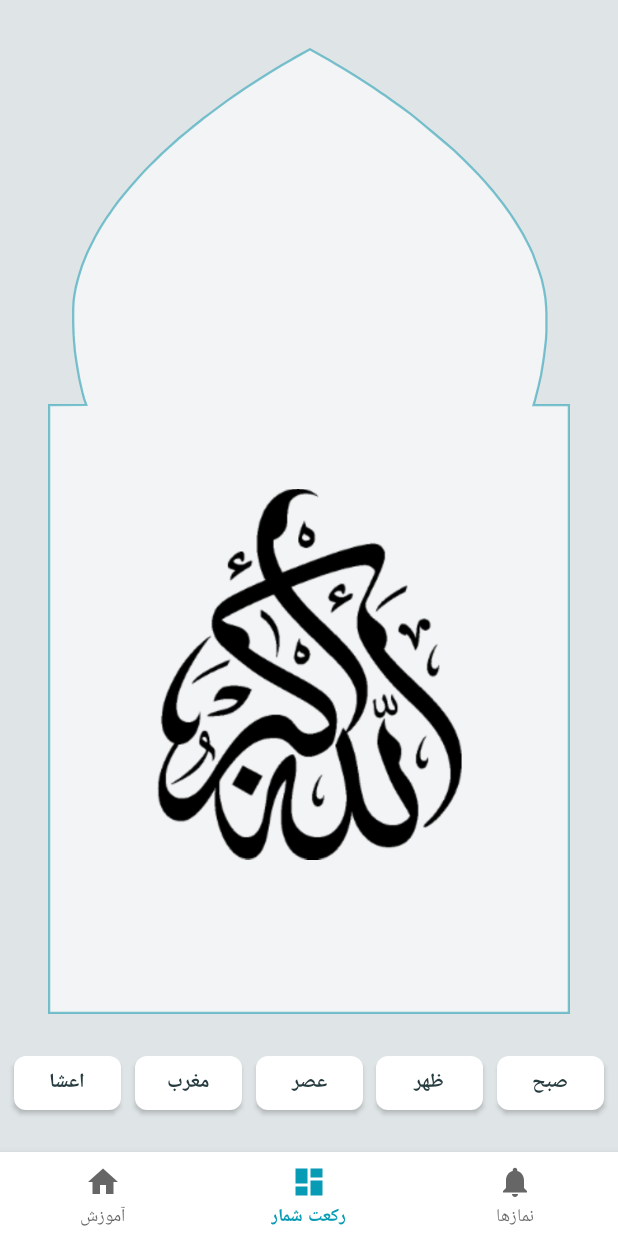
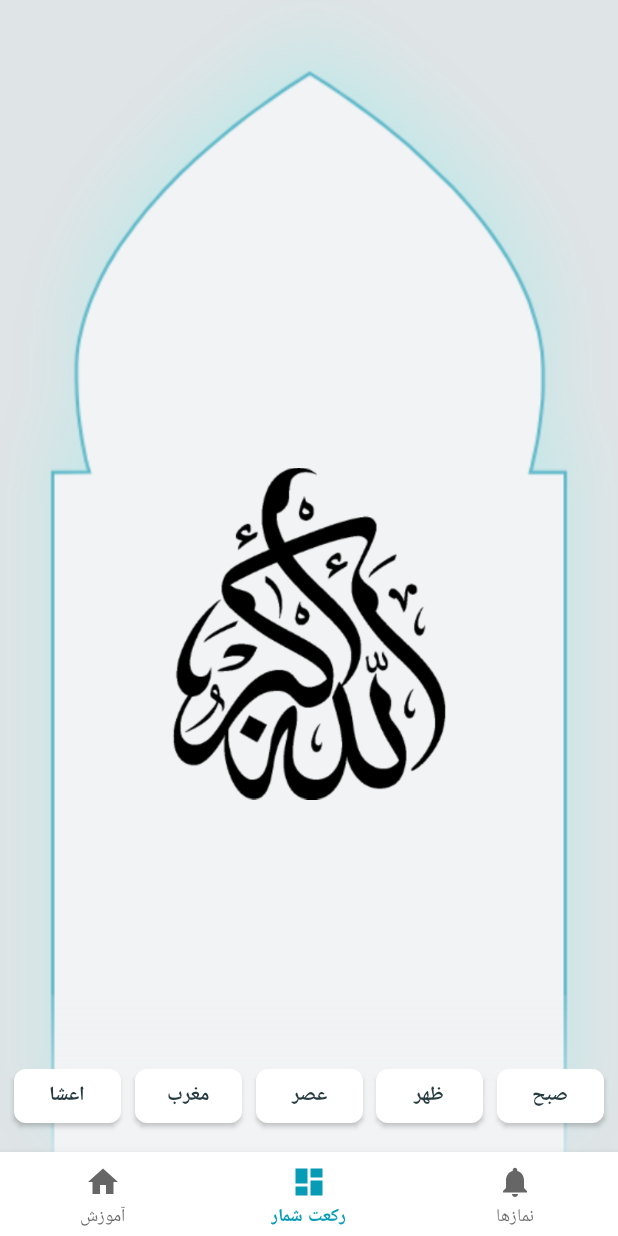
Before and after one commit to MostafaBorjali/Pray, an Android app: the screen it shows after launch (MainActivity), on a phone screen of 412 x 824 dp. Run offline under Robolectric (Android 15) with nearby library versions, the phone set to English and light mode, and no system bars; our stand-ins replace navigation-ui, sdp/ssp sizes.

Commit message:
set image

```diff
--- a/app/src/main/AndroidManifest.xml
+++ b/app/src/main/AndroidManifest.xml
@@ -12,7 +12,7 @@
         <activity
             android:name=".MainActivity"
             android:label="@string/app_name"
-            android:screenOrientation="portrait">
+            android:screenOrientation="fullSensor">
             <intent-filter>
                 <action android:name="android.intent.action.MAIN" />
 
--- a/app/src/main/java/com/borjali/mostafa/pray/ui/dashboard/DashboardFragment.kt
+++ b/app/src/main/java/com/borjali/mostafa/pray/ui/dashboard/DashboardFragment.kt
@@ -10,6 +10,7 @@ import android.os.Handler
 import android.view.LayoutInflater
 import android.view.View
 import android.view.ViewGroup
+import android.view.animation.AnimationUtils
 import android.widget.Toast
 import androidx.fragment.app.Fragment
 import androidx.lifecycle.Observer
@@ -49,8 +50,11 @@ class DashboardFragment : Fragment() {
     }
 
     private fun prepar() {
+
         mSensorManager = context?.getSystemService(SENSOR_SERVICE) as SensorManager
-        Handler().postDelayed({
+
+        Handler().postDelayed(
+            {
             mSensor = mSensorManager.getDefaultSensor(Sensor.TYPE_PROXIMITY)
             mSensorManager.registerListener(
                 sensListener,
@@ -59,7 +63,7 @@ class DashboardFragment : Fragment() {
             )
             step = 0
             setStep(step)
-        }, 2000)
+        }, 300)
     }
 
     private val sensListener: SensorEventListener = object : SensorEventListener {
@@ -78,38 +82,50 @@ class DashboardFragment : Fragment() {
         override fun onAccuracyChanged(sensor: Sensor, accuracy: Int) {}
     }
 
-    private fun setStep(currentState: Int) {
+    private fun setStep(currentState: Int) : Boolean {
+
+        //val animationIn = AnimationUtils.loadAnimation(context,R.anim.left_to_right_in)
+       // val animationOut = AnimationUtils.loadAnimation(context,R.anim.left_to_right_out)
+       // imgRocaat.inAnimation = animationIn
+       // imgRocaat.outAnimation = animationOut
+
         when (currentState) {
             0 -> {
                 imgRocaat.setImageResource(R.drawable.alah)
             }
             1 -> {
-                Toast.makeText(context, "Rockaat1 ----- sejdeh 1", Toast.LENGTH_LONG).show()
+                imgRocaat.setImageResource(R.drawable.ic_1_1)
             }
             2 -> {
-                Toast.makeText(context, "Rockaat1 ----- sejdeh 2222", Toast.LENGTH_LONG).show()
+                imgRocaat.setImageResource(R.drawable.ic_1_2)
             }
             3 -> {
-                Toast.makeText(context, "Rockaat222 ----- sejdeh 1", Toast.LENGTH_LONG).show()
+                imgRocaat.setImageResource(R.drawable.ic_2_1)
             }
             4 -> {
-                Toast.makeText(context, "Rockaat222 ----- sejdeh 222", Toast.LENGTH_LONG).show()
+                imgRocaat.setImageResource(R.drawable.ic_2_2)
             }
             5 -> {
-                Toast.makeText(context, "Rockaat333 ----- sejdeh 1", Toast.LENGTH_LONG).show()
+                imgRocaat.setImageResource(R.drawable.ic_3_1)
             }
             6 -> {
-                Toast.makeText(context, "Rockaat3333 ----- sejdeh 2222", Toast.LENGTH_LONG).show()
+                imgRocaat.setImageResource(R.drawable.ic_3_2)
             }
             7 -> {
-                Toast.makeText(context, "Rockaat444 ----- sejdeh 1", Toast.LENGTH_LONG).show()
+                imgRocaat.setImageResource(R.drawable.ic_4_1)
             }
             8 -> {
-                Toast.makeText(context, "Rockaat444 ----- sejdeh 22222", Toast.LENGTH_LONG).show()
+                imgRocaat.setImageResource(R.drawable.ic_4_2)
+            }
+            9 -> {
+                imgRocaat.setImageResource(R.drawable.alah)
             }
             else -> {
+                return false
             }
+
         }
+        return true
     }
 
     private fun getTime(): Long {
--- /dev/null
+++ b/app/src/main/res/drawable/ic_1_1.xml
@@ -0,0 +1,12 @@
+<vector xmlns:android="http://schemas.android.com/apk/res/android"
+    android:width="60dp"
+    android:height="273dp"
+    android:viewportWidth="60"
+    android:viewportHeight="273">
+  <path
+      android:fillColor="#FF000000"
+      android:pathData="M32.097,271.757 L59.792,216.044a2.055,2.055 0,0 0,-0.646 -2.563A2.435,2.435 0,0 0,56.311 213.43l-26.31,18.321L3.692,213.43a2.442,2.442 0,0 0,-2.834 0.047,2.081 2.081,0 0,0 -0.859,1.667 2,2 0,0 0,0.212 0.9L27.906,271.753a2.386,2.386 0,0 0,4.191 0Z"/>
+  <path
+      android:fillColor="#FF000000"
+      android:pathData="M54.774,99.2 L31.163,1.7C30.906,0.638 30.454,0 29.998,0S29.098,0.637 28.838,1.7L5.227,99.2a9.164,9.164 0,0 0,0.125 4.545c0.42,1.274 1.1,1.622 1.659,0.861L21.667,84.818L21.667,176.25c0,2.073 0.621,3.75 1.389,3.75L36.945,180c0.768,0 1.389,-1.677 1.389,-3.75L38.334,84.818L52.991,104.6c0.562,0.762 1.24,0.414 1.659,-0.861A9.164,9.164 0,0 0,54.774 99.2Z"/>
+</vector>
--- /dev/null
+++ b/app/src/main/res/drawable/ic_1_2.xml
@@ -0,0 +1,15 @@
+<vector xmlns:android="http://schemas.android.com/apk/res/android"
+    android:width="140dp"
+    android:height="273dp"
+    android:viewportWidth="140"
+    android:viewportHeight="273">
+  <path
+      android:fillColor="#FF000000"
+      android:pathData="M32.097,271.757 L59.792,216.044a2.055,2.055 0,0 0,-0.646 -2.563A2.435,2.435 0,0 0,56.311 213.43l-26.31,18.321L3.692,213.43a2.442,2.442 0,0 0,-2.834 0.047,2.081 2.081,0 0,0 -0.859,1.667 2,2 0,0 0,0.212 0.9L27.906,271.753a2.386,2.386 0,0 0,4.191 0Z"/>
+  <path
+      android:fillColor="#FF000000"
+      android:pathData="M94.774,99.2 L71.163,1.7C70.906,0.638 70.454,0 69.998,0S69.098,0.637 68.838,1.7L45.227,99.2a9.164,9.164 0,0 0,0.125 4.545c0.42,1.274 1.1,1.622 1.659,0.861L61.667,84.818L61.667,176.25c0,2.073 0.621,3.75 1.389,3.75L76.945,180c0.768,0 1.389,-1.677 1.389,-3.75L78.334,84.818L92.991,104.6c0.562,0.762 1.24,0.414 1.659,-0.861A9.164,9.164 0,0 0,94.774 99.2Z"/>
+  <path
+      android:fillColor="#FF000000"
+      android:pathData="M112.097,271.757 L139.792,216.044a2.055,2.055 0,0 0,-0.646 -2.563A2.435,2.435 0,0 0,136.311 213.43l-26.31,18.321L83.692,213.43a2.442,2.442 0,0 0,-2.834 0.047,2.081 2.081,0 0,0 -0.859,1.667 2,2 0,0 0,0.212 0.9L107.906,271.753a2.386,2.386 0,0 0,4.191 0Z"/>
+</vector>
--- /dev/null
+++ b/app/src/main/res/drawable/ic_2_1.xml
@@ -0,0 +1,15 @@
+<vector xmlns:android="http://schemas.android.com/apk/res/android"
+    android:width="132.498dp"
+    android:height="280.836dp"
+    android:viewportWidth="132.498"
+    android:viewportHeight="280.836">
+  <path
+      android:fillColor="#FF000000"
+      android:pathData="M123.62,103.123 L108.586,3.959C108.423,2.878 108.028,2.204 107.574,2.164S106.622,2.72 106.271,3.756L74.272,98.812a9.162,9.162 49.992,0 0,-0.271 4.538c0.307,1.305 0.954,1.711 1.577,1.002L91.897,85.918L83.943,176.984c-0.18,2.065 0.292,3.789 1.057,3.856L98.833,182.048c0.765,0.067 1.529,-1.549 1.71,-3.614L108.497,87.368L121.375,108.346c0.493,0.808 1.199,0.52 1.727,-0.713A9.162,9.162 49.992,0 0,123.62 103.123Z"/>
+  <path
+      android:fillColor="#FF000000"
+      android:pathData="M58.192,98.841 L26.193,3.785C25.845,2.749 25.339,2.153 24.885,2.193S24.044,2.906 23.878,3.987L8.843,103.151a9.162,9.162 130.008,0 0,0.52 4.516c0.529,1.232 1.237,1.52 1.727,0.713L23.966,87.397L31.921,178.463c0.18,2.065 0.945,3.681 1.71,3.614L47.464,180.869c0.765,-0.067 1.238,-1.791 1.057,-3.856L40.567,85.947L56.886,104.374c0.626,0.71 1.271,0.304 1.577,-1.002A9.162,9.162 130.008,0 0,58.192 98.841Z"/>
+  <path
+      android:fillColor="#FF000000"
+      android:pathData="M70.846,279.593 L98.541,223.88a2.055,2.055 0,0 0,-0.646 -2.563A2.435,2.435 0,0 0,95.06 221.266l-26.31,18.321L42.441,221.266a2.442,2.442 0,0 0,-2.834 0.047,2.081 2.081,0 0,0 -0.859,1.667 2,2 0,0 0,0.212 0.9L66.655,279.589a2.386,2.386 0,0 0,4.191 0Z"/>
+</vector>
--- /dev/null
+++ b/app/src/main/res/drawable/ic_2_2.xml
@@ -0,0 +1,18 @@
+<vector xmlns:android="http://schemas.android.com/apk/res/android"
+    android:width="140dp"
+    android:height="280.836dp"
+    android:viewportWidth="140"
+    android:viewportHeight="280.836">
+  <path
+      android:fillColor="#FF000000"
+      android:pathData="M124.871,103.123 L109.837,3.959C109.674,2.878 109.279,2.204 108.825,2.164S107.873,2.72 107.522,3.756L75.523,98.812a9.162,9.162 49.992,0 0,-0.271 4.538c0.307,1.305 0.954,1.711 1.577,1.002L93.148,85.918L85.194,176.984c-0.18,2.065 0.292,3.789 1.057,3.856L100.084,182.048c0.765,0.067 1.529,-1.549 1.71,-3.614L109.748,87.368L122.626,108.346c0.493,0.808 1.199,0.52 1.727,-0.713A9.162,9.162 49.992,0 0,124.871 103.123Z"/>
+  <path
+      android:fillColor="#FF000000"
+      android:pathData="M59.443,98.841 L27.444,3.785C27.096,2.749 26.59,2.153 26.136,2.193S25.295,2.906 25.129,3.987L10.094,103.151a9.162,9.162 130.008,0 0,0.52 4.516c0.529,1.232 1.237,1.52 1.727,0.713L25.217,87.397L33.172,178.463c0.18,2.065 0.945,3.681 1.71,3.614L48.715,180.869c0.765,-0.067 1.238,-1.791 1.057,-3.856L41.818,85.947L58.137,104.374c0.626,0.71 1.271,0.304 1.577,-1.002A9.162,9.162 130.008,0 0,59.443 98.841Z"/>
+  <path
+      android:fillColor="#FF000000"
+      android:pathData="M112.097,279.593 L139.792,223.88a2.055,2.055 0,0 0,-0.646 -2.563A2.435,2.435 0,0 0,136.311 221.266l-26.31,18.321L83.692,221.266a2.442,2.442 0,0 0,-2.834 0.047,2.081 2.081,0 0,0 -0.859,1.667 2,2 0,0 0,0.212 0.9L107.906,279.589a2.386,2.386 0,0 0,4.191 0Z"/>
+  <path
+      android:fillColor="#FF000000"
+      android:pathData="M32.097,279.593 L59.792,223.88a2.055,2.055 0,0 0,-0.646 -2.563A2.435,2.435 0,0 0,56.311 221.266l-26.31,18.321L3.692,221.266a2.442,2.442 0,0 0,-2.834 0.047,2.081 2.081,0 0,0 -0.859,1.667 2,2 0,0 0,0.212 0.9L27.906,279.589a2.386,2.386 0,0 0,4.191 0Z"/>
+</vector>
--- /dev/null
+++ b/app/src/main/res/drawable/ic_3_1.xml
@@ -0,0 +1,18 @@
+<vector xmlns:android="http://schemas.android.com/apk/res/android"
+    android:width="183.498dp"
+    android:height="319dp"
+    android:viewportWidth="183.498"
+    android:viewportHeight="319">
+  <path
+      android:fillColor="#FF000000"
+      android:pathData="M96.846,317.757 L124.541,262.044a2.055,2.055 0,0 0,-0.646 -2.563A2.435,2.435 0,0 0,121.06 259.43l-26.31,18.321L68.441,259.43a2.442,2.442 0,0 0,-2.834 0.047,2.081 2.081,0 0,0 -0.859,1.667 2,2 0,0 0,0.212 0.9L92.655,317.753a2.386,2.386 0,0 0,4.191 0Z"/>
+  <path
+      android:fillColor="#FF000000"
+      android:pathData="M116.523,99.2 L92.912,1.7C92.655,0.638 92.203,0 91.747,0S90.847,0.637 90.587,1.7L66.976,99.2a9.164,9.164 0,0 0,0.125 4.545c0.42,1.274 1.1,1.622 1.659,0.861L83.416,84.818L83.416,176.25c0,2.073 0.621,3.75 1.389,3.75L98.694,180c0.768,0 1.389,-1.677 1.389,-3.75L100.083,84.818L114.74,104.6c0.562,0.762 1.24,0.414 1.659,-0.861A9.164,9.164 0,0 0,116.523 99.2Z"/>
+  <path
+      android:fillColor="#FF000000"
+      android:pathData="M174.619,103.287 L159.585,4.123C159.422,3.042 159.027,2.368 158.573,2.328S157.621,2.884 157.27,3.92L125.271,98.976a9.162,9.162 49.992,0 0,-0.271 4.538c0.307,1.305 0.954,1.711 1.577,1.002L142.896,86.082L134.942,177.148c-0.18,2.065 0.292,3.789 1.057,3.856L149.832,182.212c0.765,0.067 1.529,-1.549 1.71,-3.614L159.496,87.532L172.374,108.51c0.493,0.808 1.199,0.52 1.727,-0.713A9.162,9.162 49.992,0 0,174.619 103.287Z"/>
+  <path
+      android:fillColor="#FF000000"
+      android:pathData="M58.192,99.005 L26.193,3.949C25.845,2.913 25.339,2.317 24.885,2.357S24.044,3.07 23.878,4.151L8.843,103.315a9.162,9.162 130.008,0 0,0.52 4.516c0.529,1.232 1.237,1.52 1.727,0.713L23.966,87.561L31.921,178.627c0.18,2.065 0.945,3.681 1.71,3.614L47.464,181.033c0.765,-0.067 1.238,-1.791 1.057,-3.856L40.567,86.111L56.886,104.538c0.626,0.71 1.271,0.304 1.577,-1.002A9.162,9.162 130.008,0 0,58.192 99.005Z"/>
+</vector>
--- /dev/null
+++ b/app/src/main/res/drawable/ic_3_2.xml
@@ -0,0 +1,21 @@
+<vector xmlns:android="http://schemas.android.com/apk/res/android"
+    android:width="183.498dp"
+    android:height="321dp"
+    android:viewportWidth="183.498"
+    android:viewportHeight="321">
+  <path
+      android:fillColor="#FF000000"
+      android:pathData="M136.846,319.757 L164.541,264.044a2.055,2.055 0,0 0,-0.646 -2.563A2.435,2.435 0,0 0,161.06 261.43l-26.31,18.321L108.441,261.43a2.442,2.442 0,0 0,-2.834 0.047,2.081 2.081,0 0,0 -0.859,1.667 2,2 0,0 0,0.212 0.9L132.655,319.753a2.386,2.386 0,0 0,4.191 0Z"/>
+  <path
+      android:fillColor="#FF000000"
+      android:pathData="M56.846,319.757 L84.541,264.044a2.055,2.055 0,0 0,-0.646 -2.563A2.435,2.435 0,0 0,81.06 261.43l-26.31,18.321L28.441,261.43a2.442,2.442 0,0 0,-2.834 0.047,2.081 2.081,0 0,0 -0.859,1.667 2,2 0,0 0,0.212 0.9L52.655,319.753a2.386,2.386 0,0 0,4.191 0Z"/>
+  <path
+      android:fillColor="#FF000000"
+      android:pathData="M116.523,99.2 L92.912,1.7C92.655,0.638 92.203,0 91.747,0S90.847,0.637 90.587,1.7L66.976,99.2a9.164,9.164 0,0 0,0.125 4.545c0.42,1.274 1.1,1.622 1.659,0.861L83.416,84.818L83.416,176.25c0,2.073 0.621,3.75 1.389,3.75L98.694,180c0.768,0 1.389,-1.677 1.389,-3.75L100.083,84.818L114.74,104.6c0.562,0.762 1.24,0.414 1.659,-0.861A9.164,9.164 0,0 0,116.523 99.2Z"/>
+  <path
+      android:fillColor="#FF000000"
+      android:pathData="M174.619,103.287 L159.585,4.123C159.422,3.042 159.027,2.368 158.573,2.328S157.621,2.884 157.27,3.92L125.271,98.976a9.162,9.162 49.992,0 0,-0.271 4.538c0.307,1.305 0.954,1.711 1.577,1.002L142.896,86.082L134.942,177.148c-0.18,2.065 0.292,3.789 1.057,3.856L149.832,182.212c0.765,0.067 1.529,-1.549 1.71,-3.614L159.496,87.532L172.374,108.51c0.493,0.808 1.199,0.52 1.727,-0.713A9.162,9.162 49.992,0 0,174.619 103.287Z"/>
+  <path
+      android:fillColor="#FF000000"
+      android:pathData="M58.192,99.005 L26.193,3.949C25.845,2.913 25.339,2.317 24.885,2.357S24.044,3.07 23.878,4.151L8.843,103.315a9.162,9.162 130.008,0 0,0.52 4.516c0.529,1.232 1.237,1.52 1.727,0.713L23.966,87.561L31.921,178.627c0.18,2.065 0.945,3.681 1.71,3.614L47.464,181.033c0.765,-0.067 1.238,-1.791 1.057,-3.856L40.567,86.111L56.886,104.538c0.626,0.71 1.271,0.304 1.577,-1.002A9.162,9.162 130.008,0 0,58.192 99.005Z"/>
+</vector>
--- /dev/null
+++ b/app/src/main/res/drawable/ic_4_1.xml
@@ -0,0 +1,21 @@
+<vector xmlns:android="http://schemas.android.com/apk/res/android"
+    android:width="245.105dp"
+    android:height="304.866dp"
+    android:viewportWidth="245.105"
+    android:viewportHeight="304.866">
+  <path
+      android:fillColor="#FF000000"
+      android:pathData="M127.149,303.623 L154.844,247.91a2.055,2.055 0,0 0,-0.646 -2.563A2.435,2.435 0,0 0,151.363 245.296l-26.31,18.321L98.744,245.296a2.442,2.442 0,0 0,-2.834 0.047,2.081 2.081,0 0,0 -0.859,1.667 2,2 0,0 0,0.212 0.9L122.958,303.619a2.386,2.386 0,0 0,4.191 0Z"/>
+  <path
+      android:fillColor="#FF000000"
+      android:pathData="M119.509,88.509 L87.508,5.196c-0.347,-0.907 -0.855,-1.431 -1.305,-1.391s-0.849,0.625 -1.011,1.572L70.16,92.287a7.113,7.113 130.008,0 0,0.519 3.958C71.212,97.324 71.917,97.577 72.407,96.868L85.284,78.482l7.956,79.815c0.18,1.81 0.945,3.229 1.71,3.168l13.833,-1.059c0.765,-0.059 1.238,-1.57 1.057,-3.379l-7.956,-79.815L118.203,93.363c0.625,0.622 1.271,0.266 1.577,-0.877A7.082,7.082 130.008,0 0,119.509 88.509Z"/>
+  <path
+      android:fillColor="#FF000000"
+      android:pathData="M173.934,92.277 L158.901,5.367c-0.163,-0.946 -0.558,-1.537 -1.009,-1.571s-0.958,0.486 -1.306,1.391L124.584,88.502A7.082,7.082 49.992,0 0,124.313 92.479c0.307,1.145 0.955,1.5 1.577,0.877L142.21,77.202l-7.956,79.815c-0.18,1.81 0.292,3.321 1.057,3.379l13.833,1.059c0.765,0.059 1.53,-1.359 1.71,-3.168l7.956,-79.815 12.877,18.387c0.493,0.707 1.199,0.456 1.728,-0.625A7.113,7.113 49.992,0 0,173.934 92.277Z"/>
+  <path
+      android:fillColor="#FF000000"
+      android:pathData="M229.851,94.089 L223.53,6.341c-0.068,-0.955 -0.403,-1.574 -0.85,-1.643s-1.004,0.412 -1.441,1.289L181.058,86.549a7.138,7.138 55,0 0,-0.667 3.944c0.193,1.164 0.803,1.563 1.484,0.995L199.745,76.635l-15.877,78.918c-0.36,1.789 -0.039,3.332 0.712,3.447l13.678,2.114c0.756,0.117 1.659,-1.237 2.019,-3.025L216.158,79.174 227.156,98.483c0.42,0.743 1.149,0.546 1.783,-0.491A7.2,7.2 55,0 0,229.851 94.089Z"/>
+  <path
+      android:fillColor="#FF000000"
+      android:pathData="M64.047,86.549 L23.863,5.987c-0.437,-0.877 -0.993,-1.358 -1.439,-1.29s-0.783,0.687 -0.851,1.644L15.252,94.09a7.2,7.2 125,0 0,0.911 3.901c0.636,1.036 1.365,1.233 1.783,0.491L28.949,79.174l15.877,78.918c0.36,1.789 1.265,3.142 2.019,3.025l13.678,-2.114c0.756,-0.117 1.076,-1.659 0.712,-3.447L45.358,76.638l17.87,14.848c0.686,0.572 1.293,0.168 1.485,-0.995A7.138,7.138 125,0 0,64.047 86.549Z"/>
+</vector>
--- /dev/null
+++ b/app/src/main/res/drawable/ic_4_2.xml
@@ -0,0 +1,24 @@
+<vector xmlns:android="http://schemas.android.com/apk/res/android"
+    android:width="245.105dp"
+    android:height="299.866dp"
+    android:viewportWidth="245.105"
+    android:viewportHeight="299.866">
+  <path
+      android:fillColor="#FF000000"
+      android:pathData="M168.149,298.623 L195.844,242.91a2.055,2.055 0,0 0,-0.646 -2.563A2.435,2.435 0,0 0,192.363 240.296l-26.31,18.321L139.744,240.296a2.442,2.442 0,0 0,-2.834 0.047,2.081 2.081,0 0,0 -0.859,1.667 2,2 0,0 0,0.212 0.9L163.958,298.619a2.386,2.386 0,0 0,4.191 0Z"/>
+  <path
+      android:fillColor="#FF000000"
+      android:pathData="M86.149,298.623 L113.844,242.91a2.055,2.055 0,0 0,-0.646 -2.563A2.435,2.435 0,0 0,110.363 240.296l-26.31,18.321L57.744,240.296a2.442,2.442 0,0 0,-2.834 0.047,2.081 2.081,0 0,0 -0.859,1.667 2,2 0,0 0,0.212 0.9L81.958,298.619a2.386,2.386 0,0 0,4.191 0Z"/>
+  <path
+      android:fillColor="#FF000000"
+      android:pathData="M119.509,88.509 L87.508,5.196c-0.347,-0.907 -0.855,-1.431 -1.305,-1.391s-0.849,0.625 -1.011,1.572L70.16,92.287a7.113,7.113 130.008,0 0,0.519 3.958C71.212,97.324 71.917,97.577 72.407,96.868L85.284,78.482l7.956,79.815c0.18,1.81 0.945,3.229 1.71,3.168l13.833,-1.059c0.765,-0.059 1.238,-1.57 1.057,-3.379l-7.956,-79.815L118.203,93.363c0.625,0.622 1.271,0.266 1.577,-0.877A7.082,7.082 130.008,0 0,119.509 88.509Z"/>
+  <path
+      android:fillColor="#FF000000"
+      android:pathData="M173.934,92.277 L158.901,5.367c-0.163,-0.946 -0.558,-1.537 -1.009,-1.571s-0.958,0.486 -1.306,1.391L124.584,88.502A7.082,7.082 49.992,0 0,124.313 92.479c0.307,1.145 0.955,1.5 1.577,0.877L142.21,77.202l-7.956,79.815c-0.18,1.81 0.292,3.321 1.057,3.379l13.833,1.059c0.765,0.059 1.53,-1.359 1.71,-3.168l7.956,-79.815 12.877,18.387c0.493,0.707 1.199,0.456 1.728,-0.625A7.113,7.113 49.992,0 0,173.934 92.277Z"/>
+  <path
+      android:fillColor="#FF000000"
+      android:pathData="M229.851,94.089 L223.53,6.341c-0.068,-0.955 -0.403,-1.574 -0.85,-1.643s-1.004,0.412 -1.441,1.289L181.058,86.549a7.138,7.138 55,0 0,-0.667 3.944c0.193,1.164 0.803,1.563 1.484,0.995L199.745,76.635l-15.877,78.918c-0.36,1.789 -0.039,3.332 0.712,3.447l13.678,2.114c0.756,0.117 1.659,-1.237 2.019,-3.025L216.158,79.174 227.156,98.483c0.42,0.743 1.149,0.546 1.783,-0.491A7.2,7.2 55,0 0,229.851 94.089Z"/>
+  <path
+      android:fillColor="#FF000000"
+      android:pathData="M64.047,86.549 L23.863,5.987c-0.437,-0.877 -0.993,-1.358 -1.439,-1.29s-0.783,0.687 -0.851,1.644L15.252,94.09a7.2,7.2 125,0 0,0.911 3.901c0.636,1.036 1.365,1.233 1.783,0.491L28.949,79.174l15.877,78.918c0.36,1.789 1.265,3.142 2.019,3.025l13.678,-2.114c0.756,-0.117 1.076,-1.659 0.712,-3.447L45.358,76.638l17.87,14.848c0.686,0.572 1.293,0.168 1.485,-0.995A7.138,7.138 125,0 0,64.047 86.549Z"/>
+</vector>
--- a/app/src/main/res/layout/fragment_dashboard.xml
+++ b/app/src/main/res/layout/fragment_dashboard.xml
@@ -4,8 +4,9 @@
     xmlns:tools="http://schemas.android.com/tools"
     android:layout_width="match_parent"
     android:layout_height="match_parent"
-    android:background="@color/background"
+    android:background="@drawable/back"
     android:keepScreenOn="true"
+    android:orientation="vertical"
     tools:context=".ui.dashboard.DashboardFragment">
 
 
@@ -15,22 +16,6 @@
         android:layout_height="wrap_content"
         android:orientation="horizontal"
         app:layout_constraintGuide_percent="0.88" />
-
-    <ImageView
-        android:id="@+id/imageView"
-        android:layout_width="0dp"
-        android:layout_height="0dp"
-        android:layout_marginStart="32dp"
-        android:layout_marginLeft="32dp"
-        android:layout_marginTop="32dp"
-        android:layout_marginEnd="32dp"
-        android:layout_marginRight="32dp"
-        android:scaleType="fitXY"
-        android:src="@drawable/ic_path_31"
-        app:layout_constraintBottom_toTopOf="@+id/guideline"
-        app:layout_constraintEnd_toEndOf="parent"
-        app:layout_constraintStart_toStartOf="parent"
-        app:layout_constraintTop_toTopOf="parent" />
 
     <com.google.android.material.button.MaterialButton
         android:id="@+id/materialButton5"
@@ -94,7 +79,8 @@
         app:layout_constraintEnd_toStartOf="@+id/materialButton2"
         app:layout_constraintHorizontal_bias="0.5"
         app:layout_constraintStart_toStartOf="parent"
-        app:layout_constraintTop_toTopOf="@+id/guideline" />
+        app:layout_constraintTop_toTopOf="@+id/guideline"
+        app:layout_constraintVertical_bias="0.69" />
 
     <com.google.android.material.button.MaterialButton
         android:id="@+id/materialButton2"
@@ -114,7 +100,7 @@
 
     <ImageView
         android:id="@+id/imgRocaat"
-        android:layout_width="@dimen/_190sdp"
+        android:layout_width="@dimen/_170sdp"
         android:layout_height="0dp"
         android:src="@drawable/alah"
         app:layout_constraintBottom_toTopOf="@+id/guideline3"
@@ -128,13 +114,13 @@
         android:layout_width="wrap_content"
         android:layout_height="wrap_content"
         android:orientation="horizontal"
-        app:layout_constraintGuide_percent="0.35" />
+        app:layout_constraintGuide_percent="0.33" />
 
     <androidx.constraintlayout.widget.Guideline
         android:id="@+id/guideline3"
         android:layout_width="wrap_content"
         android:layout_height="wrap_content"
         android:orientation="horizontal"
-        app:layout_constraintGuide_percent="0.82" />
+        app:layout_constraintGuide_percent="0.77" />
 
 </androidx.constraintlayout.widget.ConstraintLayout>
```
Also changed, not shown: app/src/main/res/anim/left_to_right_in.xml (added, +7 -0 lines), app/src/main/res/anim/left_to_right_out.xml (added, +7 -0 lines), app/src/main/res/drawable/back.png (added).
